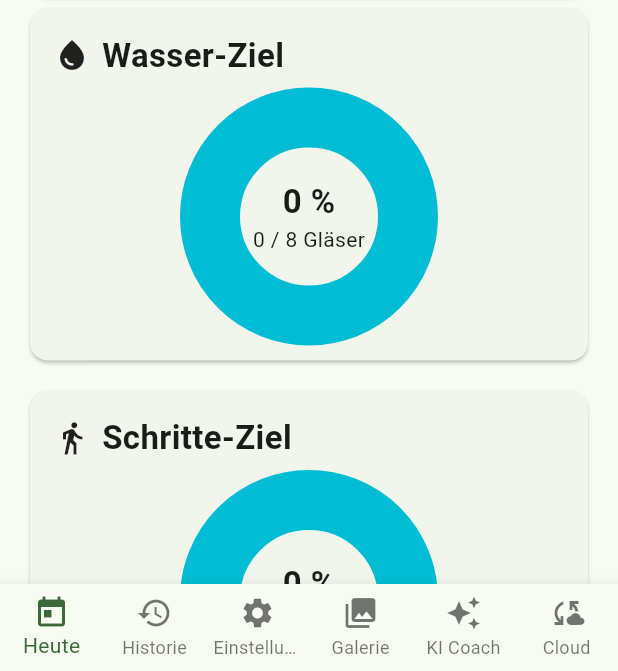
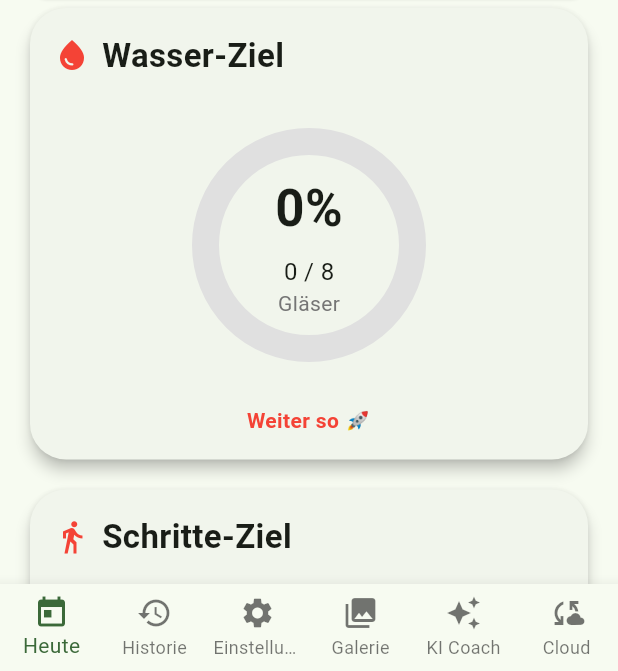
Before and after one commit to AveenAl-Hadad/mein_coach, a Flutter app: the screen it shows after launch, scrolled down 1152 dp, on a phone screen of 412 x 824 dp, the part 565-1236 px from its top. Run offline on Flutter 3.47's test engine with Material 3 defaults, Android fonts, the phone set to English and light mode, and no system bars; drawn by our look-alikes of fl_chart; our stand-ins replace flutter_local_notifications, image_picker, share_plus, shared_preferences, timezone.

Commit message:
feat: Ziel Kreise modernisiert

```diff
--- a/lib/widgets/ziel_kreis_karte.dart
+++ b/lib/widgets/ziel_kreis_karte.dart
@@ -24,53 +24,123 @@ class ZielKreisKarte extends StatelessWidget {
     return (aktuell / ziel).clamp(0, 1).toDouble();
   }
 
+  Color farbe() {
+    if (prozent >= 1) {
+      return Colors.green;
+    }
+
+    if (prozent >= 0.7) {
+      return Colors.orange;
+    }
+
+    return Colors.red;
+  }
+
+  String motivation() {
+    if (prozent >= 1) {
+      return 'Ziel erreicht 🔥';
+    }
+
+    if (prozent >= 0.7) {
+      return 'Fast geschafft 💪';
+    }
+
+    return 'Weiter so 🚀';
+  }
+
   @override
   Widget build(BuildContext context) {
     final erreicht = prozent;
     final offen = 1 - erreicht;
 
     return Card(
+      elevation: 4,
+      shape: RoundedRectangleBorder(
+        borderRadius: BorderRadius.circular(24),
+      ),
       child: Padding(
         padding: AppStyle.standardPadding,
         child: Column(
-          crossAxisAlignment: CrossAxisAlignment.start,
           children: [
             Row(
               children: [
-                Icon(icon),
+                Icon(icon, color: farbe()),
                 const SizedBox(width: 8),
-                Text(titel, style: AppStyle.titelMittel),
+                Text(
+                  titel,
+                  style: AppStyle.titelMittel,
+                ),
               ],
             ),
-            AppStyle.abstandKlein,
+
+            AppStyle.abstandMittel,
+
             SizedBox(
-              height: 160,
+              height: 190,
               child: Stack(
                 alignment: Alignment.center,
                 children: [
                   PieChart(
                     PieChartData(
-                      sectionsSpace: 2,
-                      centerSpaceRadius: 46,
+                      startDegreeOffset: -90,
+                      sectionsSpace: 0,
+                      centerSpaceRadius: 60,
                       sections: [
-                        PieChartSectionData(value: erreicht, title: ''),
-                        PieChartSectionData(value: offen, title: ''),
+                        PieChartSectionData(
+                          value: erreicht,
+                          color: farbe(),
+                          radius: 18,
+                          title: '',
+                        ),
+                        PieChartSectionData(
+                          value: offen,
+                          color: Colors.grey.shade300,
+                          radius: 18,
+                          title: '',
+                        ),
                       ],
                     ),
                   ),
+
                   Column(
                     mainAxisSize: MainAxisSize.min,
                     children: [
                       Text(
-                        '${(erreicht * 100).toStringAsFixed(0)} %',
-                        style: AppStyle.titelMittel,
+                        '${(erreicht * 100).toStringAsFixed(0)}%',
+                        style: const TextStyle(
+                          fontSize: 34,
+                          fontWeight: FontWeight.bold,
+                        ),
                       ),
+
+                      const SizedBox(height: 6),
+
                       Text(
-                        '${aktuell.toStringAsFixed(0)} / ${ziel.toStringAsFixed(0)} $einheit',
+                        '${aktuell.toStringAsFixed(0)} / ${ziel.toStringAsFixed(0)}',
+                        style: const TextStyle(
+                          fontSize: 16,
+                        ),
+                      ),
+
+                      Text(
+                        einheit,
+                        style: TextStyle(
+                          color: Colors.grey.shade600,
+                        ),
                       ),
                     ],
                   ),
                 ],
+              ),
+            ),
+
+            AppStyle.abstandKlein,
+
+            Text(
+              motivation(),
+              style: TextStyle(
+                fontWeight: FontWeight.bold,
+                color: farbe(),
               ),
             ),
           ],
```
